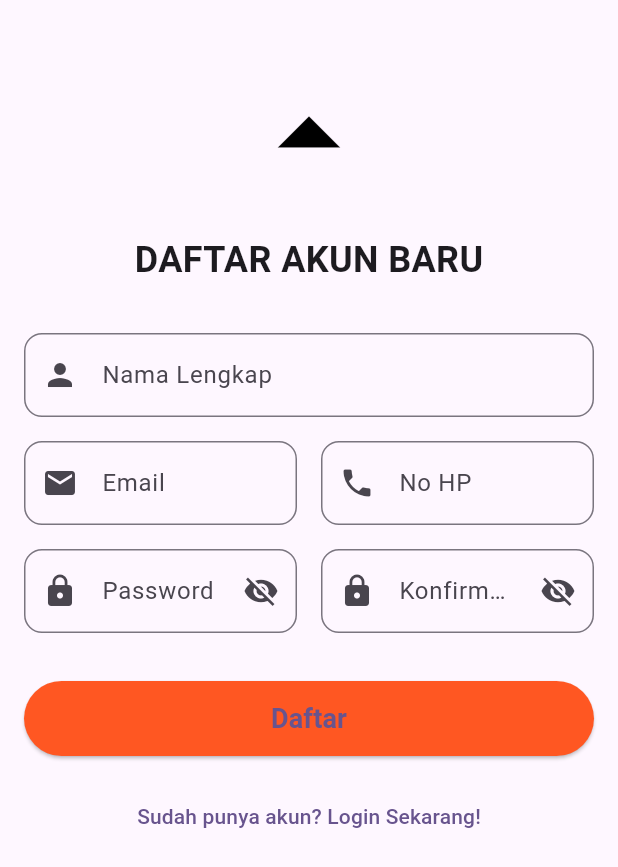
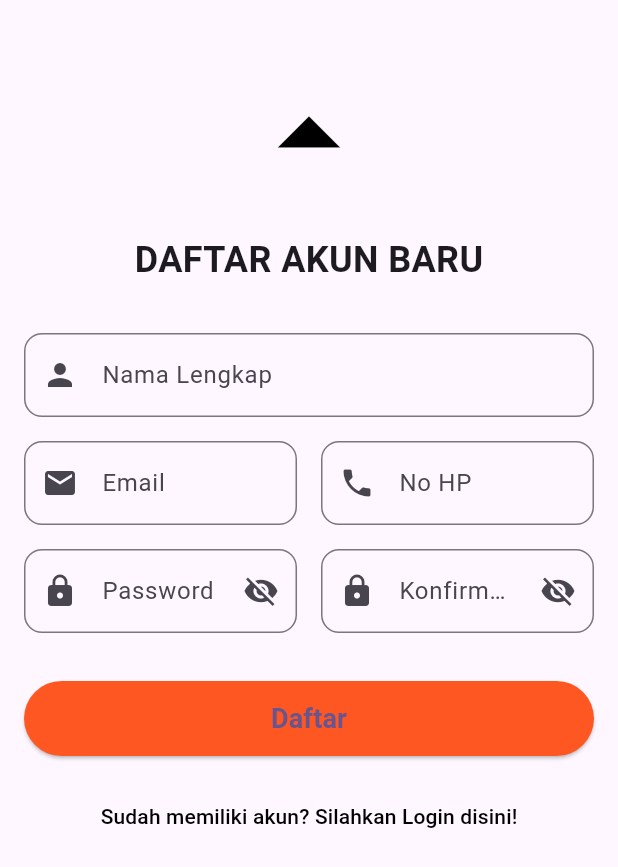
Before and after one commit to AnggaWdnt/20220140140_ucp1flutter, a Flutter app: the RegisterPage screen opened directly, on a phone screen of 412 x 824 dp. Shown: the top 867 px of the screen. Run offline on Flutter 3.47's test engine with Material 3 defaults, Android fonts, the phone set to English and light mode, and no system bars.

Commit message:
merubah kata untuk kembali ke halaman login

```diff
--- a/lib/registerpage.dart
+++ b/lib/registerpage.dart
@@ -135,12 +135,19 @@ class _RegisterPageState extends State<RegisterPage> {
                     ),
                   ),
                   SizedBox(height: 16),
-              TextButton(
-                onPressed: () {
-                  Navigator.pushNamed(context, '/login');
-                },
-                child: Text('Sudah punya akun? Login Sekarang!'),
-              ),
+                                TextButton(
+                    onPressed: () {
+                      Navigator.pushNamed(context, '/login');
+                    },
+                    child: Text(
+                      'Sudah memiliki akun? Silahkan Login disini!',
+                      style: TextStyle(
+                        color: Colors.black,
+                        fontSize: 14,
+                      ),
+                    ),
+                  ),
+
             ],
           ),
         ),
```
